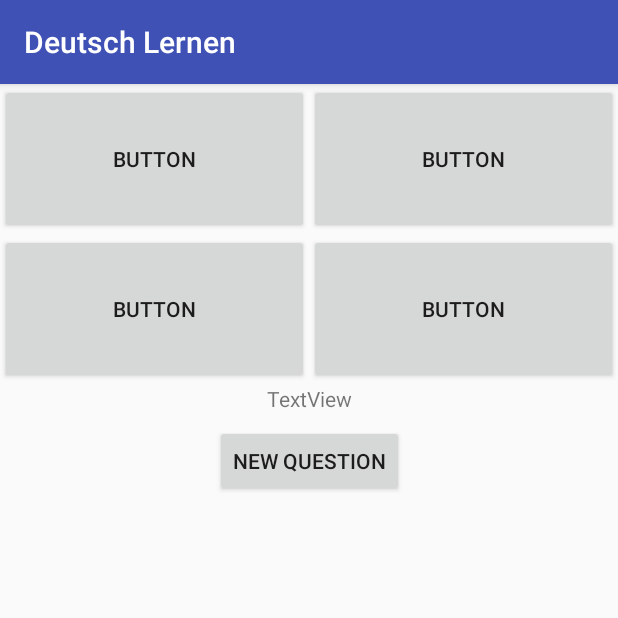
After one commit to drugggi/DeutschLernen, an Android app: the MyStoredWordsQuestionsActivity screen opened directly, with no data from a screen before it, on a phone screen of 412 x 824 dp, the top half of it. The commit adds this screen. Run offline under Robolectric (Android 15) with nearby library versions, the phone set to English and light mode, and no system bars.

Commit message:
First iterartion of dictionary-like questions working.

```diff
--- a/app/src/main/AndroidManifest.xml
+++ b/app/src/main/AndroidManifest.xml
@@ -16,7 +16,8 @@
                 <category android:name="android.intent.category.LAUNCHER" />
             </intent-filter>
         </activity>
-        <activity android:name=".MyStoredWordsActivity"></activity>
+        <activity android:name=".MyStoredWordsActivity" />
+        <activity android:name=".MyStoredWordsQuestionsActivity"></activity>
     </application>
 
 </manifest>
--- /dev/null
+++ b/app/src/main/java/com/example/laakso/deutschlernen/MyStoredWordsQuestionsActivity.java
@@ -0,0 +1,238 @@
+package com.example.laakso.deutschlernen;
+
+import android.graphics.Color;
+import android.support.v7.app.AppCompatActivity;
+import android.os.Bundle;
+import android.util.Log;
+import android.view.View;
+import android.widget.Button;
+import android.widget.TextView;
+import android.widget.Toast;
+
+import java.util.ArrayList;
+import java.util.Random;
+
+public class MyStoredWordsQuestionsActivity extends AppCompatActivity {
+
+    private Button answer1Button;
+    private Button answer2Button;
+    private Button answer3Button;
+    private Button answer4Button;
+    private Button newQuestionButton;
+    private TextView questionTextView;
+    private int QandAindex;
+    private ArrayList<ArrayList<String>> allQuestionWords;
+    private int rightAnswerButtonIndex;
+
+    Random rng;
+
+    @Override
+    protected void onCreate(Bundle savedInstanceState) {
+        super.onCreate(savedInstanceState);
+        setContentView(R.layout.activity_my_stored_words_questions);
+
+        String[] questions = getResources().getStringArray(R.array.test_questions);
+        rng = new Random();
+
+        allQuestionWords = new ArrayList<>();
+        ArrayList<String> tempQuestionWords = new ArrayList<>();
+
+        String questionWord;
+        final String answerWord;
+        String parts[];
+
+        for ( int i = 0 ; i < questions.length ; i++ ) {
+            tempQuestionWords = new ArrayList<>();
+
+            questions[i] = questions[i].replaceAll("//s+","");
+
+            parts = questions[i].split(";");
+            if (parts.length == 2) {
+                tempQuestionWords.add(parts[0]);
+            }
+            else {
+                Log.e("ERROR","parts not 2");
+                continue;
+            }
+
+            parts = parts[1].split(",");
+
+            for ( int j = 0 ; j < parts.length ; j++ ) {
+                tempQuestionWords.add(parts[j]);
+            }
+
+            allQuestionWords.add(tempQuestionWords);
+        }
+
+        /*
+        Toast.makeText(MyStoredWordsQuestionsActivity.this,"size: " + allQuestionWords.size(),Toast.LENGTH_SHORT).show();
+
+        for (int i = 0 ; i < allQuestionWords.size() ; i++ ) {
+            Log.d("sana Saksa",allQuestionWords.get(i).get(0));
+            for (int j = 1; j < allQuestionWords.get(i).size() ; j++) {
+                Log.d("sana Suomi","   " + allQuestionWords.get(i).get(j));
+            }
+        }
+*/
+
+        answer1Button = (Button) findViewById(R.id.answer1Button);
+        answer2Button = (Button) findViewById(R.id.answer2Button);
+        answer3Button = (Button) findViewById(R.id.answer3Button);
+        answer4Button = (Button) findViewById(R.id.answer4Button);
+        newQuestionButton = (Button) findViewById(R.id.newQuestionButton);
+
+        questionTextView = (TextView) findViewById(R.id.questionTextView);
+
+        newQuestionButton.setOnClickListener(new View.OnClickListener() {
+            @Override
+            public void onClick(View view) {
+                answer1Button.setTextColor(Color.BLACK);
+                answer2Button.setTextColor(Color.BLACK);
+                answer3Button.setTextColor(Color.BLACK);
+                answer4Button.setTextColor(Color.BLACK);
+
+                QandAindex = rng.nextInt(allQuestionWords.size() );
+                rightAnswerButtonIndex = rng.nextInt(4)+1;
+                String randomWord;
+
+                questionTextView.setText(allQuestionWords.get(QandAindex).get(0));
+
+                if (rightAnswerButtonIndex == 1) {
+                    int ansewrIndex = rng.nextInt(allQuestionWords.get(QandAindex).size() - 1) + 1;
+                    String rightAnswer = allQuestionWords.get(QandAindex).get(ansewrIndex);
+                    answer1Button.setText(rightAnswer);
+                }
+                else {
+                    answer1Button.setText(getRandomWord() );
+                }
+
+
+                if (rightAnswerButtonIndex == 2) {
+                    int ansewrIndex = rng.nextInt(allQuestionWords.get(QandAindex).size() - 1) + 1;
+                    String rightAnswer = allQuestionWords.get(QandAindex).get(ansewrIndex);
+                    answer2Button.setText(rightAnswer);
+                }
+                else {
+                    answer2Button.setText(getRandomWord() );
+                }
+
+                if (rightAnswerButtonIndex == 3) {
+                    int ansewrIndex = rng.nextInt(allQuestionWords.get(QandAindex).size() - 1) + 1;
+                    String rightAnswer = allQuestionWords.get(QandAindex).get(ansewrIndex);
+                    answer3Button.setText(rightAnswer);
+                }
+                else {
+                    answer3Button.setText(getRandomWord() );
+                }
+
+                if (rightAnswerButtonIndex == 4) {
+                    int ansewrIndex = rng.nextInt(allQuestionWords.get(QandAindex).size() - 1) + 1;
+                    String rightAnswer = allQuestionWords.get(QandAindex).get(ansewrIndex);
+                    answer4Button.setText(rightAnswer);
+                }
+                else {
+                    answer4Button.setText(getRandomWord() );
+                }
+            }
+        });
+
+        answer1Button.setOnClickListener(new View.OnClickListener() {
+            @Override
+            public void onClick(View view) {
+                if (rightAnswerButtonIndex == 1) {
+                    //Toast.makeText(MyStoredWordsQuestionsActivity.this,"That's right!",Toast.LENGTH_SHORT).show();
+                    answer1Button.setTextColor(Color.YELLOW);
+                    answer2Button.setText("");
+                    answer3Button.setText("");
+                    answer4Button.setText("");
+                    printRightAnswer();
+                }
+                else {
+                   // Toast.makeText(MyStoredWordsQuestionsActivity.this,"Wrong answer.",Toast.LENGTH_SHORT).show();
+                    //answer1Button.setBackgroundColor(Color.RED);
+                    // answer1Button.setHighlightColor(Color.RED);
+                    answer1Button.setTextColor(Color.RED);
+                }
+            }
+        });
+
+        answer2Button.setOnClickListener(new View.OnClickListener() {
+            @Override
+            public void onClick(View view) {
+                if (rightAnswerButtonIndex == 2) {
+                    //Toast.makeText(MyStoredWordsQuestionsActivity.this,"That's right!",Toast.LENGTH_SHORT).show();
+                    answer1Button.setText("");
+                    answer2Button.setTextColor(Color.YELLOW);
+                    answer3Button.setText("");
+                    answer4Button.setText("");
+                    printRightAnswer();
+                }
+                else {
+                    //Toast.makeText(MyStoredWordsQuestionsActivity.this,"Wrong answer.",Toast.LENGTH_SHORT).show();
+                    answer2Button.setTextColor(Color.RED);
+                }
+            }
+        });
+
+        answer3Button.setOnClickListener(new View.OnClickListener() {
+            @Override
+            public void onClick(View view) {
+                if (rightAnswerButtonIndex == 3) {
+                    //Toast.makeText(MyStoredWordsQuestionsActivity.this,"That's right!",Toast.LENGTH_SHORT).show();
+                    answer1Button.setText("");
+                    answer2Button.setText("");
+                    answer3Button.setTextColor(Color.YELLOW);
+                    answer4Button.setText("");
+                    printRightAnswer();
+                }
+                else {
+                    //Toast.makeText(MyStoredWordsQuestionsActivity.this,"Wrong answer.",Toast.LENGTH_SHORT).show();
+                    answer3Button.setTextColor(Color.RED);
+                }
+            }
+        });
+
+
+        answer4Button.setOnClickListener(new View.OnClickListener() {
+            @Override
+            public void onClick(View view) {
+                if (rightAnswerButtonIndex == 4) {
+                    //Toast.makeText(MyStoredWordsQuestionsActivity.this,"That's right!",Toast.LENGTH_SHORT).show();
+                    answer1Button.setText("");
+                    answer2Button.setText("");
+                    answer3Button.setText("");
+                    answer4Button.setTextColor(Color.YELLOW);
+                    printRightAnswer();
+                }
+                else {
+                   // Toast.makeText(MyStoredWordsQuestionsActivity.this,"Wrong answer.",Toast.LENGTH_SHORT).show();
+                    answer4Button.setTextColor(Color.RED);
+                }
+            }
+        });
+
+    }
+
+    private String getRandomWord() {
+
+        int randomIndex = rng.nextInt(allQuestionWords.size());
+
+        while (randomIndex == QandAindex) {
+            randomIndex = rng.nextInt(allQuestionWords.size());
+        }
+        Log.d("indices",randomIndex + " rng qA " +QandAindex);
+
+        int randomAnsewrIndex = rng.nextInt(allQuestionWords.get(randomIndex).size() - 1) + 1;
+        return allQuestionWords.get(randomIndex).get(randomAnsewrIndex);
+    }
+
+    private void printRightAnswer() {
+        StringBuilder answerTextBuilder = new StringBuilder(allQuestionWords.get(QandAindex).get(0) );
+        answerTextBuilder.append(" = ");
+        for ( int i = 1 ; i < allQuestionWords.get(QandAindex).size() ; i++) {
+            answerTextBuilder.append(allQuestionWords.get(QandAindex).get(i) );
+            answerTextBuilder.append(", ");
+        }
+        questionTextView.setText(answerTextBuilder.toString() );
+    }
+}
--- /dev/null
+++ b/app/src/main/res/layout/activity_my_stored_words_questions.xml
@@ -0,0 +1,74 @@
+<?xml version="1.0" encoding="utf-8"?>
+<android.support.constraint.ConstraintLayout xmlns:android="http://schemas.android.com/apk/res/android"
+    xmlns:app="http://schemas.android.com/apk/res-auto"
+    xmlns:tools="http://schemas.android.com/tools"
+    android:layout_width="match_parent"
+    android:layout_height="match_parent"
+    tools:context=".MyStoredWordsQuestionsActivity">
+
+    <LinearLayout
+        android:id="@+id/linearLayout2"
+        android:layout_width="match_parent"
+        android:layout_height="100dp"
+        android:orientation="horizontal">
+
+        <Button
+            android:id="@+id/answer1Button"
+            android:layout_width="wrap_content"
+            android:layout_height="match_parent"
+            android:layout_weight="1"
+            android:text="Button" />
+
+        <Button
+            android:id="@+id/answer2Button"
+            android:layout_width="wrap_content"
+            android:layout_height="match_parent"
+            android:layout_weight="1"
+            android:text="Button" />
+    </LinearLayout>
+
+    <LinearLayout
+        android:id="@+id/linearLayout3"
+        android:layout_width="match_parent"
+        android:layout_height="100dp"
+        android:orientation="horizontal"
+        app:layout_constraintTop_toBottomOf="@+id/linearLayout2">
+
+        <Button
+            android:id="@+id/answer3Button"
+            android:layout_width="wrap_content"
+            android:layout_height="match_parent"
+            android:layout_weight="1"
+            android:text="Button" />
+
+        <Button
+            android:id="@+id/answer4Button"
+            android:layout_width="wrap_content"
+            android:layout_height="match_parent"
+            android:layout_weight="1"
+            android:text="Button" />
+    </LinearLayout>
+
+    <TextView
+        android:id="@+id/questionTextView"
+        android:layout_width="wrap_content"
+        android:layout_height="wrap_content"
+        android:layout_marginEnd="8dp"
+        android:layout_marginStart="8dp"
+        android:text="TextView"
+        app:layout_constraintEnd_toEndOf="parent"
+        app:layout_constraintStart_toStartOf="parent"
+        app:layout_constraintTop_toBottomOf="@+id/linearLayout3" />
+
+    <Button
+        android:id="@+id/newQuestionButton"
+        android:layout_width="wrap_content"
+        android:layout_height="wrap_content"
+        android:layout_marginEnd="8dp"
+        android:layout_marginStart="8dp"
+        android:layout_marginTop="8dp"
+        android:text="@string/new_question"
+        app:layout_constraintEnd_toEndOf="parent"
+        app:layout_constraintStart_toStartOf="parent"
+        app:layout_constraintTop_toBottomOf="@+id/questionTextView" />
+</android.support.constraint.ConstraintLayout>
--- a/app/src/main/res/values/strings.xml
+++ b/app/src/main/res/values/strings.xml
@@ -4,6 +4,7 @@
     <string name="background_flag">Background Germany flag</string>
     <string name="hard_mode">Hard mode</string>
     <string name="start_button">Start</string>
+    <string name="new_question">New Question</string>
 
     <string-array name="learning_subjects">
         <item>Mir Worten</item>
@@ -18,4 +19,54 @@
         <item>kohta 10</item>
     </string-array>
 
+    <string-array name="my_stored_subjects">
+        <item>Tag 1</item>
+        <item>tag 2</item>
+        <item>tag 3</item>
+        <item>tag 4</item>
+        <item>ta 5</item>
+        <item>kohta 6</item>
+        <item>kohta 7</item>
+        <item>kohta 8</item>
+        <item>kohta 9</item>
+        <item>kohta 10</item>
+    </string-array>
+
+    <string-array name="test_questions">
+        <item>Vorwort				;	johdanto, esipuhe</item>
+        <item>das Leben			;	elämä, henki</item>
+        <item>stelle				;	säätää, panna, laittaa</item>
+        <item>die Ergänzung		;	täydennys, liite</item>
+        <item>steuern 			;	ohjata, ajaa</item>
+        <item>der Rechner			;	laskin</item>
+        <item>verlagen			;	siirtää</item>
+        <item>Im vergangenen Jahr	;	viime vuonna</item>
+        <item> immer				;	aina</item>
+        <item>bezüglich			;	koskien</item>
+        <item>die Bedeutung		;	merkitys, tarkoitus, tärkeys</item>
+        <item>sollen				;	pitää, tulla</item>
+        <item>die Sicherheit		;	turvallisuus, varmuus</item>
+        <item>die Lücke			;	aukko</item>
+        <item>verantwortlich		;	jost vastuulline, vastuussa oleva</item>
+        <item>werden				;	aikoa tehdä jtak</item>
+        <item>galten				;	päteä jhk, koskea jkta, olla voimassa</item>
+        <item>überholt			;	vanhanaikainen, taantumuksellinen</item>
+        <item>weil				;	koska, sillä</item>
+        <item>die Entwicklung		;	kehittyminen</item>
+        <item>einige				;	muutamat, jokunen</item>
+        <item>halten				;	pitää, pidellä, kestää</item>
+        <item>die Treue			;	kuuliaisuus, lojaalisuus, uskollisuus, luotettavuus</item>
+        <item>schauen				;	katsella, nähdä</item>
+        <item>einzig				;	ainoa, yksi</item>
+        <item>entsprechend		;	samanlainen, vastaava, suhteessa</item>
+        <item>die Empfehlung		;	suositus</item>
+        <item>nennen				;	kutsua jkta jksk, nimittää jkta jksk</item>
+        <item>erscheinen			;	ilmestyä, tulla näkyviin</item>
+        <item>anwenden			;	käyttää</item>
+        <item>deaktivieren		;	tehdä toimintakyvyttömäksi, kytkeä pois päältä</item>
+        <item>kaum				;	tuskin</item>
+        <item>der Besuch			;	vierailu, käynti</item>
+        <item>verzichten			;	luopua jstak, luovuttaa, luopua</item>
+    </string-array>
+
 </resources>
```
Also changed, not shown: app/src/main/java/com/example/laakso/deutschlernen/MyStoredWordsActivity.java (+17 -1 lines).
